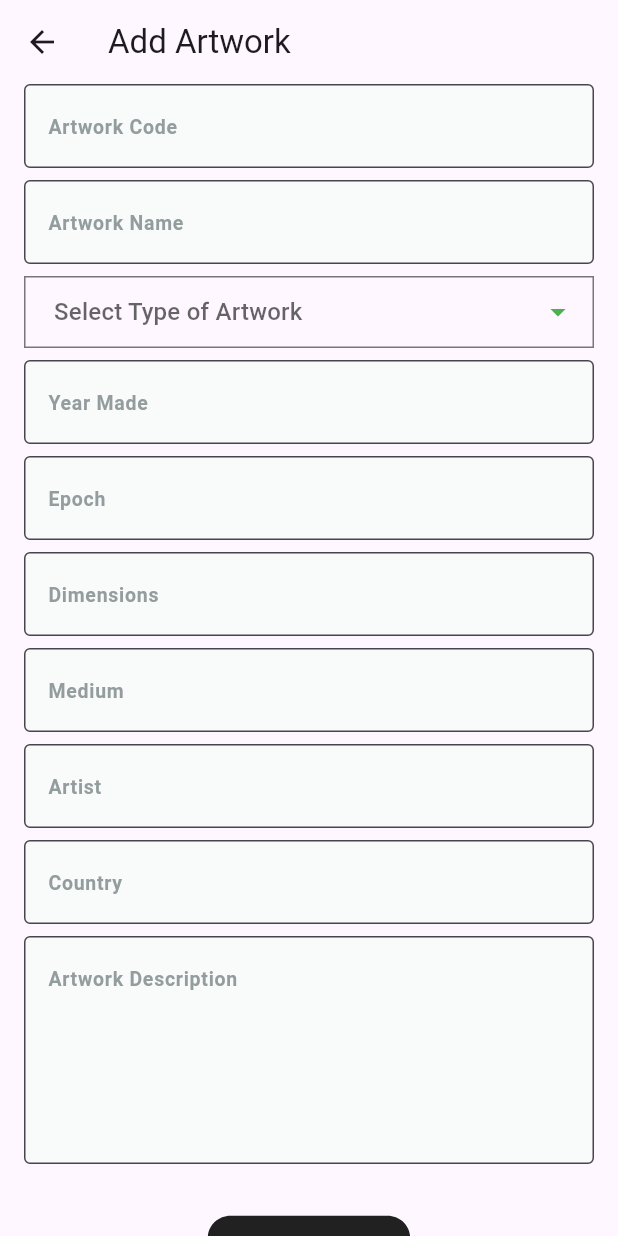
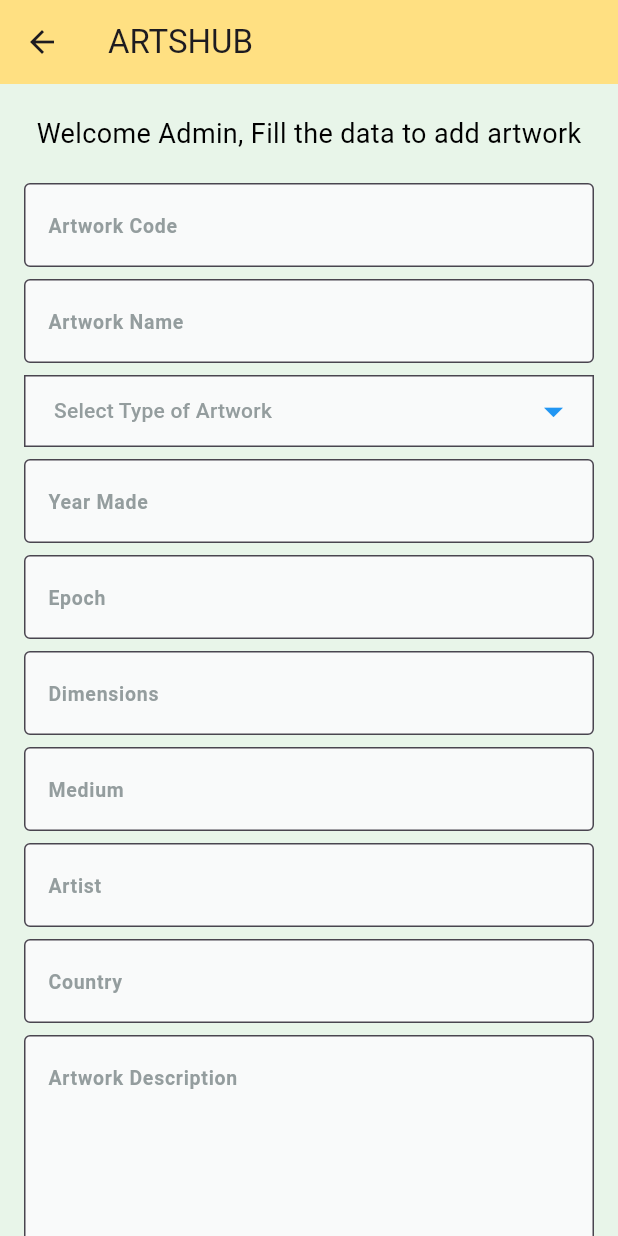
Before and after one commit to EzzeldeanAhmed/art_dashboard, a Flutter app: the AddArtworkView screen opened by its route, on a phone screen of 412 x 824 dp. Run offline on Flutter 3.47's test engine with Material 3 defaults, Android fonts, the phone set to English and light mode, and no system bars; drawn by our look-alikes of modal_progress_hud_nsn, skeletonizer; our stand-ins replace bloc, cloud_firestore, dartz, dropdown_button2, firebase_core, firebase_storage and 4 more; accounts and stored records are empty.

Commit message:
simple colors to see changes

```diff
--- a/lib/features/add_artwork/presentation/views/add_artwork_view.dart
+++ b/lib/features/add_artwork/presentation/views/add_artwork_view.dart
@@ -15,8 +15,10 @@ class AddArtworkView extends StatelessWidget {
   @override
   Widget build(BuildContext context) {
     return Scaffold(
+      backgroundColor: Colors.green[50],
       appBar: AppBar(
-        title: const Text('Add Artwork'),
+        title: const Text('ARTSHUB'),
+        backgroundColor: Colors.amber[200],
       ),
       body: BlocProvider(
           create: (context) => AddArtworkCubit(
--- a/lib/features/add_artwork/presentation/views/widgets/add_artwork_view_body.dart
+++ b/lib/features/add_artwork/presentation/views/widgets/add_artwork_view_body.dart
@@ -50,6 +50,11 @@ class _AddArtworkViewBodyState extends State<AddArtworkViewBody> {
           autovalidateMode: autovalidateMode,
           child: Column(
             children: [
+              const SizedBox(height: 20),
+              const Text('Welcome Admin, Fill the data to add artwork',
+                  style: TextStyle(fontSize: 18, color: Colors.black)),
+              const SizedBox(height: 20),
+
               CustomTextFormField(
                   onSaved: (value) {
                     code = value!.toLowerCase();
@@ -68,15 +73,19 @@ class _AddArtworkViewBodyState extends State<AddArtworkViewBody> {
               DropdownButtonFormField2<String>(
                 //isExpanded: true,
                 decoration: InputDecoration(
+                  filled: true,
+                  fillColor: const Color(0xFFF9FAFA),
                   contentPadding: EdgeInsets.zero,
-                  hoverColor: Colors.blue,
                   border: OutlineInputBorder(
                     borderRadius: BorderRadius.circular(0),
                   ),
                 ),
                 hint: const Text(
                   'Select Type of Artwork',
-                  style: TextStyle(fontSize: 16),
+                  style: TextStyle(
+                    fontSize: 14,
+                    color: Color(0XFF949D9E),
+                  ),
                 ),
                 items: typeItems
                     .map((item) => DropdownMenuItem<String>(
@@ -107,9 +116,9 @@ class _AddArtworkViewBodyState extends State<AddArtworkViewBody> {
                 iconStyleData: const IconStyleData(
                   icon: Icon(
                     Icons.arrow_drop_down,
-                    color: Colors.green,
+                    color: Colors.blue,
                   ),
-                  iconSize: 24,
+                  iconSize: 30,
                 ),
                 dropdownStyleData: DropdownStyleData(
                   decoration: BoxDecoration(
```
